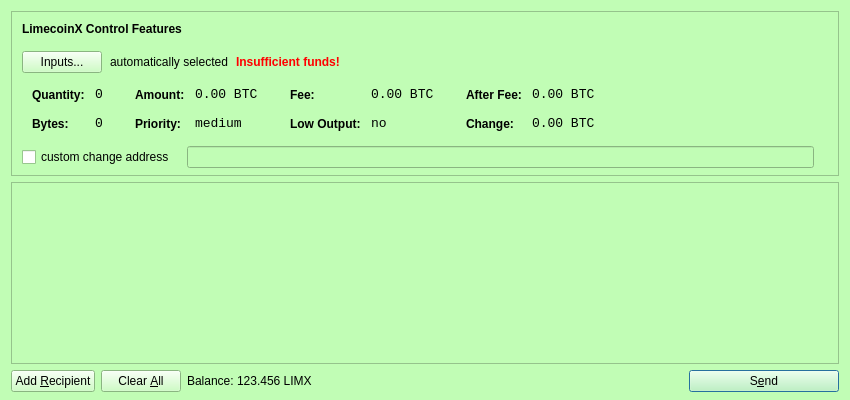
Above: src/qt/forms/sendcoinsdialog.ui from IParn/LimecoinX before the change. Below: the same form after it.
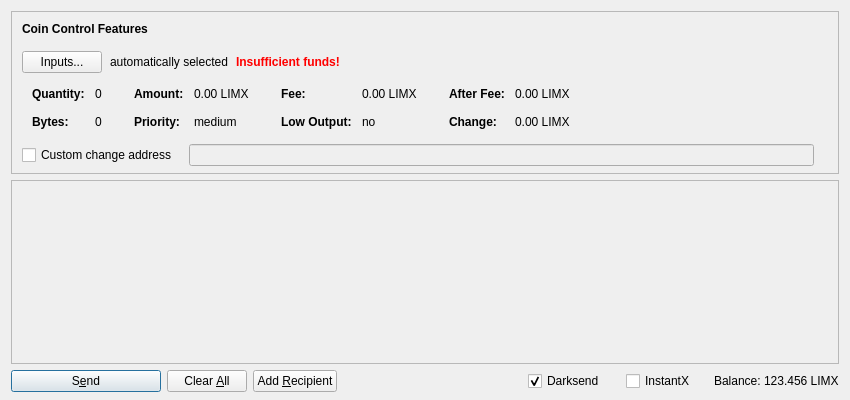
That is the form after the change. Icons and pictures are not drawn. Custom widgets are drawn as their Qt base class.

Patch:
```diff
--- a/src/qt/forms/sendcoinsdialog.ui
+++ b/src/qt/forms/sendcoinsdialog.ui
@@ -10,421 +10,6 @@
     <height>400</height>
    </rect>
   </property>
-  <property name="palette">
-   <palette>
-    <active>
-     <colorrole role="WindowText">
-      <brush brushstyle="SolidPattern">
-       <color alpha="255">
-        <red>0</red>
-        <green>0</green>
-        <blue>0</blue>
-       </color>
-      </brush>
-     </colorrole>
-     <colorrole role="Button">
-      <brush brushstyle="SolidPattern">
-       <color alpha="255">
-        <red>193</red>
-        <green>253</green>
-        <blue>181</blue>
-       </color>
-      </brush>
-     </colorrole>
-     <colorrole role="Light">
-      <brush brushstyle="SolidPattern">
-       <color alpha="255">
-        <red>255</red>
-        <green>255</green>
-        <blue>255</blue>
-       </color>
-      </brush>
-     </colorrole>
-     <colorrole role="Midlight">
-      <brush brushstyle="SolidPattern">
-       <color alpha="255">
-        <red>224</red>
-        <green>254</green>
-        <blue>218</blue>
-       </color>
-      </brush>
-     </colorrole>
-     <colorrole role="Dark">
-      <brush brushstyle="SolidPattern">
-       <color alpha="255">
-        <red>96</red>
-        <green>126</green>
-        <blue>90</blue>
-       </color>
-      </brush>
-     </colorrole>
-     <colorrole role="Mid">
-      <brush brushstyle="SolidPattern">
-       <color alpha="255">
-        <red>129</red>
-        <green>169</green>
-        <blue>121</blue>
-       </color>
-      </brush>
-     </colorrole>
-     <colorrole role="Text">
-      <brush brushstyle="SolidPattern">
-       <color alpha="255">
-        <red>0</red>
-        <green>0</green>
-        <blue>0</blue>
-       </color>
-      </brush>
-     </colorrole>
-     <colorrole role="BrightText">
-      <brush brushstyle="SolidPattern">
-       <color alpha="255">
-        <red>255</red>
-        <green>255</green>
-        <blue>255</blue>
-       </color>
-      </brush>
-     </colorrole>
-     <colorrole role="ButtonText">
-      <brush brushstyle="SolidPattern">
-       <color alpha="255">
-        <red>0</red>
-        <green>0</green>
-        <blue>0</blue>
-       </color>
-      </brush>
-     </colorrole>
-     <colorrole role="Base">
-      <brush brushstyle="SolidPattern">
-       <color alpha="255">
-        <red>255</red>
-        <green>255</green>
-        <blue>255</blue>
-       </color>
-      </brush>
-     </colorrole>
-     <colorrole role="Window">
-      <brush brushstyle="SolidPattern">
-       <color alpha="255">
-        <red>193</red>
-        <green>253</green>
-        <blue>181</blue>
-       </color>
-      </brush>
-     </colorrole>
-     <colorrole role="Shadow">
-      <brush brushstyle="SolidPattern">
-       <color alpha="255">
-        <red>0</red>
-        <green>0</green>
-        <blue>0</blue>
-       </color>
-      </brush>
-     </colorrole>
-     <colorrole role="AlternateBase">
-      <brush brushstyle="SolidPattern">
-       <color alpha="255">
-        <red>224</red>
-        <green>254</green>
-        <blue>218</blue>
-       </color>
-      </brush>
-     </colorrole>
-     <colorrole role="ToolTipBase">
-      <brush brushstyle="SolidPattern">
-       <color alpha="255">
-        <red>255</red>
-        <green>255</green>
-        <blue>220</blue>
-       </color>
-      </brush>
-     </colorrole>
-     <colorrole role="ToolTipText">
-      <brush brushstyle="SolidPattern">
-       <color alpha="255">
-        <red>0</red>
-        <green>0</green>
-        <blue>0</blue>
-       </color>
-      </brush>
-     </colorrole>
-    </active>
-    <inactive>
-     <colorrole role="WindowText">
-      <brush brushstyle="SolidPattern">
-       <color alpha="255">
-        <red>0</red>
-        <green>0</green>
-        <blue>0</blue>
-       </color>
-      </brush>
-     </colorrole>
-     <colorrole role="Button">
-      <brush brushstyle="SolidPattern">
-       <color alpha="255">
-        <red>193</red>
-        <green>253</green>
-        <blue>181</blue>
-       </color>
-      </brush>
-     </colorrole>
-     <colorrole role="Light">
-      <brush brushstyle="SolidPattern">
-       <color alpha="255">
-        <red>255</red>
-        <green>255</green>
-        <blue>255</blue>
-       </color>
-      </brush>
-     </colorrole>
-     <colorrole role="Midlight">
-      <brush brushstyle="SolidPattern">
-       <color alpha="255">
-        <red>224</red>
-        <green>254</green>
-        <blue>218</blue>
-       </color>
-      </brush>
-     </colorrole>
-     <colorrole role="Dark">
-      <brush brushstyle="SolidPattern">
-       <color alpha="255">
-        <red>96</red>
-        <green>126</green>
-        <blue>90</blue>
-       </color>
-      </brush>
-     </colorrole>
-     <colorrole role="Mid">
-      <brush brushstyle="SolidPattern">
-       <color alpha="255">
-        <red>129</red>
-        <green>169</green>
-        <blue>121</blue>
-       </color>
-      </brush>
-     </colorrole>
-     <colorrole role="Text">
-      <brush brushstyle="SolidPattern">
-       <color alpha="255">
-        <red>0</red>
-        <green>0</green>
-        <blue>0</blue>
-       </color>
-      </brush>
-     </colorrole>
-     <colorrole role="BrightText">
-      <brush brushstyle="SolidPattern">
-       <color alpha="255">
-        <red>255</red>
-        <green>255</green>
-        <blue>255</blue>
-       </color>
-      </brush>
-     </colorrole>
-     <colorrole role="ButtonText">
-      <brush brushstyle="SolidPattern">
-       <color alpha="255">
-        <red>0</red>
-        <green>0</green>
-        <blue>0</blue>
-       </color>
-      </brush>
-     </colorrole>
-     <colorrole role="Base">
-      <brush brushstyle="SolidPattern">
-       <color alpha="255">
-        <red>255</red>
-        <green>255</green>
-        <blue>255</blue>
-       </color>
-      </brush>
-     </colorrole>
-     <colorrole role="Window">
-      <brush brushstyle="SolidPattern">
-       <color alpha="255">
-        <red>193</red>
-        <green>253</green>
-        <blue>181</blue>
-       </color>
-      </brush>
-     </colorrole>
-     <colorrole role="Shadow">
-      <brush brushstyle="SolidPattern">
-       <color alpha="255">
-        <red>0</red>
-        <green>0</green>
-        <blue>0</blue>
-       </color>
-      </brush>
-     </colorrole>
-     <colorrole role="AlternateBase">
-      <brush brushstyle="SolidPattern">
-       <color alpha="255">
-        <red>224</red>
-        <green>254</green>
-        <blue>218</blue>
-       </color>
-      </brush>
-     </colorrole>
-     <colorrole role="ToolTipBase">
-      <brush brushstyle="SolidPattern">
-       <color alpha="255">
-        <red>255</red>
-        <green>255</green>
-        <blue>220</blue>
-       </color>
-      </brush>
-     </colorrole>
-     <colorrole role="ToolTipText">
-      <brush brushstyle="SolidPattern">
-       <color alpha="255">
-        <red>0</red>
-        <green>0</green>
-        <blue>0</blue>
-       </color>
-      </brush>
-     </colorrole>
-    </inactive>
-    <disabled>
-     <colorrole role="WindowText">
-      <brush brushstyle="SolidPattern">
-       <color alpha="255">
-        <red>96</red>
-        <green>126</green>
-        <blue>90</blue>
-       </color>
-      </brush>
-     </colorrole>
-     <colorrole role="Button">
-      <brush brushstyle="SolidPattern">
-       <color alpha="255">
-        <red>193</red>
-        <green>253</green>
-        <blue>181</blue>
-       </color>
-      </brush>
-     </colorrole>
-     <colorrole role="Light">
-      <brush brushstyle="SolidPattern">
-       <color alpha="255">
-        <red>255</red>
-        <green>255</green>
-        <blue>255</blue>
-       </color>
-      </brush>
-     </colorrole>
-     <colorrole role="Midlight">
-      <brush brushstyle="SolidPattern">
-       <color alpha="255">
-        <red>224</red>
-        <green>254</green>
-        <blue>218</blue>
-       </color>
-      </brush>
-     </colorrole>
-     <colorrole role="Dark">
-      <brush brushstyle="SolidPattern">
-       <color alpha="255">
-        <red>96</red>
-        <green>126</green>
-        <blue>90</blue>
-       </color>
-      </brush>
-     </colorrole>
-     <colorrole role="Mid">
-      <brush brushstyle="SolidPattern">
-       <color alpha="255">
-        <red>129</red>
-        <green>169</green>
-        <blue>121</blue>
-       </color>
-      </brush>
-     </colorrole>
-     <colorrole role="Text">
-      <brush brushstyle="SolidPattern">
-       <color alpha="255">
-        <red>96</red>
-        <green>126</green>
-        <blue>90</blue>
-       </color>
-      </brush>
-     </colorrole>
-     <colorrole role="BrightText">
-      <brush brushstyle="SolidPattern">
-       <color alpha="255">
-        <red>255</red>
-        <green>255</green>
-        <blue>255</blue>
-       </color>
-      </brush>
-     </colorrole>
-     <colorrole role="ButtonText">
-      <brush brushstyle="SolidPattern">
-       <color alpha="255">
-        <red>96</red>
-        <green>126</green>
-        <blue>90</blue>
-       </color>
-      </brush>
-     </colorrole>
-     <colorrole role="Base">
-      <brush brushstyle="SolidPattern">
-       <color alpha="255">
-        <red>193</red>
-        <green>253</green>
-        <blue>181</blue>
-       </color>
-      </brush>
-     </colorrole>
-     <colorrole role="Window">
-      <brush brushstyle="SolidPattern">
-       <color alpha="255">
-        <red>193</red>
-        <green>253</green>
-        <blue>181</blue>
-       </color>
-      </brush>
-     </colorrole>
-     <colorrole role="Shadow">
-      <brush brushstyle="SolidPattern">
-       <color alpha="255">
-        <red>0</red>
-        <green>0</green>
-        <blue>0</blue>
-       </color>
-      </brush>
-     </colorrole>
-     <colorrole role="AlternateBase">
-      <brush brushstyle="SolidPattern">
-       <color alpha="255">
-        <red>193</red>
-        <green>253</green>
-        <blue>181</blue>
-       </color>
-      </brush>
-     </colorrole>
-     <colorrole role="ToolTipBase">
-      <brush brushstyle="SolidPattern">
-       <color alpha="255">
-        <red>255</red>
-        <green>255</green>
-        <blue>220</blue>
-       </color>
-      </brush>
-     </colorrole>
-     <colorrole role="ToolTipText">
-      <brush brushstyle="SolidPattern">
-       <color alpha="255">
-        <red>0</red>
-        <green>0</green>
-        <blue>0</blue>
-       </color>
-      </brush>
-     </colorrole>
-    </disabled>
-   </palette>
-  </property>
   <property name="windowTitle">
    <string>Send Coins</string>
   </property>
@@ -454,7 +39,7 @@
      </property>
      <layout class="QVBoxLayout" name="verticalLayoutCoinControl2">
       <property name="spacing">
-       <number>6</number>
+       <number>0</number>
       </property>
       <property name="leftMargin">
        <number>0</number>
@@ -502,7 +87,7 @@
              <string notr="true">font-weight:bold;</string>
             </property>
             <property name="text">
-             <string>LimecoinX Control Features</string>
+             <string>Coin Control Features</string>
             </property>
            </widget>
           </item>
@@ -630,8 +215,11 @@
                </property>
                <item row="0" column="0">
                 <widget class="QLabel" name="labelCoinControlQuantityText">
-                 <property name="styleSheet">
-                  <string notr="true">font-weight:bold;</string>
+                 <property name="font">
+                  <font>
+                   <weight>75</weight>
+                   <bold>true</bold>
+                  </font>
                  </property>
                  <property name="text">
                   <string>Quantity:</string>
@@ -643,12 +231,6 @@
                </item>
                <item row="0" column="1">
                 <widget class="QLabel" name="labelCoinControlQuantity">
-                 <property name="font">
-                  <font>
-                   <family>Monospace</family>
-                   <pointsize>10</pointsize>
-                  </font>
-                 </property>
                  <property name="cursor">
                   <cursorShape>IBeamCursor</cursorShape>
                  </property>
@@ -668,8 +250,11 @@
                </item>
                <item row="1" column="0">
                 <widget class="QLabel" name="labelCoinControlBytesText">
-                 <property name="styleSheet">
-                  <string notr="true">font-weight:bold;</string>
+                 <property name="font">
+                  <font>
+                   <weight>75</weight>
+                   <bold>true</bold>
+                  </font>
                  </property>
                  <property name="text">
                   <string>Bytes:</string>
@@ -678,12 +263,6 @@
                </item>
                <item row="1" column="1">
                 <widget class="QLabel" name="labelCoinControlBytes">
-                 <property name="font">
-                  <font>
-                   <family>Monospace</family>
-                   <pointsize>10</pointsize>
-                  </font>
-                 </property>
                  <property name="cursor">
                   <cursorShape>IBeamCursor</cursorShape>
                  </property>
@@ -719,8 +298,11 @@
                </property>
                <item row="0" column="0">
                 <widget class="QLabel" name="labelCoinControlAmountText">
-                 <property name="styleSheet">
-                  <string notr="true">font-weight:bold;</string>
+                 <property name="font">
+                  <font>
+                   <weight>75</weight>
+                   <bold>true</bold>
+                  </font>
                  </property>
                  <property name="text">
                   <string>Amount:</string>
@@ -732,12 +314,6 @@
                </item>
                <item row="0" column="1">
                 <widget class="QLabel" name="labelCoinControlAmount">
-                 <property name="font">
-                  <font>
-                   <family>Monospace</family>
-                   <pointsize>10</pointsize>
-                  </font>
-                 </property>
                  <property name="cursor">
                   <cursorShape>IBeamCursor</cursorShape>
                  </property>
@@ -745,7 +321,7 @@
                   <enum>Qt::ActionsContextMenu</enum>
                  </property>
                  <property name="text">
-                  <string notr="true">0.00 BTC</string>
+                  <string notr="true">0.00 LIMX</string>
                  </property>
                  <property name="textInteractionFlags">
                   <set>Qt::LinksAccessibleByMouse|Qt::TextSelectableByKeyboard|Qt::TextSelectableByMouse</set>
@@ -754,8 +330,11 @@
                </item>
                <item row="1" column="0">
                 <widget class="QLabel" name="labelCoinControlPriorityText">
-                 <property name="styleSheet">
-                  <string notr="true">font-weight:bold;</string>
+                 <property name="font">
+                  <font>
+                   <weight>75</weight>
+                   <bold>true</bold>
+                  </font>
                  </property>
                  <property name="text">
                   <string>Priority:</string>
@@ -764,12 +343,6 @@
                </item>
                <item row="1" column="1">
                 <widget class="QLabel" name="labelCoinControlPriority">
-                 <property name="font">
-                  <font>
-                   <family>Monospace</family>
-                   <pointsize>10</pointsize>
-                  </font>
-                 </property>
                  <property name="cursor">
                   <cursorShape>IBeamCursor</cursorShape>
                  </property>
@@ -805,8 +378,11 @@
                </property>
                <item row="0" column="0">
                 <widget class="QLabel" name="labelCoinControlFeeText">
-                 <property name="styleSheet">
-                  <string notr="true">font-weight:bold;</string>
+                 <property name="font">
+                  <font>
+                   <weight>75</weight>
+                   <bold>true</bold>
+                  </font>
                  </property>
                  <property name="text">
                   <string>Fee:</string>
@@ -818,12 +394,6 @@
                </item>
                <item row="0" column="1">
                 <widget class="QLabel" name="labelCoinControlFee">
-                 <property name="font">
-                  <font>
-                   <family>Monospace</family>
-                   <pointsize>10</pointsize>
-                  </font>
-                 </property>
                  <property name="cursor">
                   <cursorShape>IBeamCursor</cursorShape>
                  </property>
@@ -831,7 +401,7 @@
                   <enum>Qt::ActionsContextMenu</enum>
                  </property>
                  <property name="text">
-                  <string notr="true">0.00 BTC</string>
+                  <string notr="true">0.00 LIMX</string>
                  </property>
                  <property name="textInteractionFlags">
                   <set>Qt::LinksAccessibleByMouse|Qt::TextSelectableByKeyboard|Qt::TextSelectableByMouse</set>
@@ -840,8 +410,11 @@
                </item>
                <item row="1" column="0">
                 <widget class="QLabel" name="labelCoinControlLowOutputText">
-                 <property name="styleSheet">
-                  <string notr="true">font-weight:bold;</string>
+                 <property name="font">
+                  <font>
+                   <weight>75</weight>
+                   <bold>true</bold>
+                  </font>
                  </property>
                  <property name="text">
                   <string>Low Output:</string>
@@ -850,12 +423,6 @@
                </item>
                <item row="1" column="1">
                 <widget class="QLabel" name="labelCoinControlLowOutput">
-                 <property name="font">
-                  <font>
-                   <family>Monospace</family>
-                   <pointsize>10</pointsize>
-                  </font>
-                 </property>
                  <property name="cursor">
                   <cursorShape>IBeamCursor</cursorShape>
                  </property>
@@ -891,8 +458,11 @@
                </property>
                <item row="0" column="0">
                 <widget class="QLabel" name="labelCoinControlAfterFeeText">
-                 <property name="styleSheet">
-                  <string notr="true">font-weight:bold;</string>
+                 <property name="font">
+                  <font>
+                   <weight>75</weight>
+                   <bold>true</bold>
+                  </font>
                  </property>
                  <property name="text">
                   <string>After Fee:</string>
@@ -904,12 +474,6 @@
                </item>
                <item row="0" column="1">
                 <widget class="QLabel" name="labelCoinControlAfterFee">
-                 <property name="font">
-                  <font>
-                   <family>Monospace</family>
-                   <pointsize>10</pointsize>
-                  </font>
-                 </property>
                  <property name="cursor">
                   <cursorShape>IBeamCursor</cursorShape>
                  </property>
@@ -917,7 +481,7 @@
                   <enum>Qt::ActionsContextMenu</enum>
                  </property>
                  <property name="text">
-                  <string notr="true">0.00 BTC</string>
+                  <string notr="true">0.00 LIMX</string>
                  </property>
                  <property name="textInteractionFlags">
                   <set>Qt::LinksAccessibleByMouse|Qt::TextSelectableByKeyboard|Qt::TextSelectableByMouse</set>
@@ -926,8 +490,11 @@
                </item>
                <item row="1" column="0">
                 <widget class="QLabel" name="labelCoinControlChangeText">
-                 <property name="styleSheet">
-                  <string notr="true">font-weight:bold;</string>
+                 <property name="font">
+                  <font>
+                   <weight>75</weight>
+                   <bold>true</bold>
+                  </font>
                  </property>
                  <property name="text">
                   <string>Change:</string>
@@ -936,12 +503,6 @@
                </item>
                <item row="1" column="1">
                 <widget class="QLabel" name="labelCoinControlChange">
-                 <property name="font">
-                  <font>
-                   <family>Monospace</family>
-                   <pointsize>10</pointsize>
-                  </font>
-                 </property>
                  <property name="cursor">
                   <cursorShape>IBeamCursor</cursorShape>
                  </property>
@@ -949,7 +510,7 @@
                   <enum>Qt::ActionsContextMenu</enum>
                  </property>
                  <property name="text">
-                  <string notr="true">0.00 BTC</string>
+                  <string notr="true">0.00 LIMX</string>
                  </property>
                  <property name="textInteractionFlags">
                   <set>Qt::LinksAccessibleByMouse|Qt::TextSelectableByKeyboard|Qt::TextSelectableByMouse</set>
@@ -980,7 +541,7 @@
           <item>
            <widget class="QCheckBox" name="checkBoxCoinControlChange">
             <property name="text">
-             <string>custom change address</string>
+             <string>Custom change address</string>
             </property>
            </widget>
           </item>
@@ -1049,11 +610,11 @@
        <rect>
         <x>0</x>
         <y>0</y>
-        <width>828</width>
-        <height>162</height>
+        <width>824</width>
+        <height>138</height>
        </rect>
       </property>
-      <layout class="QVBoxLayout" name="verticalLayout_2">
+      <layout class="QVBoxLayout" name="verticalLayout_2" stretch="0,1">
        <property name="leftMargin">
         <number>0</number>
        </property>
@@ -1093,19 +654,25 @@
    <item>
     <layout class="QHBoxLayout" name="horizontalLayout">
      <item>
-      <widget class="QPushButton" name="addButton">
+      <widget class="QPushButton" name="sendButton">
+       <property name="minimumSize">
+        <size>
+         <width>150</width>
+         <height>0</height>
+        </size>
+       </property>
        <property name="toolTip">
         <string>Send to multiple recipients at once</string>
        </property>
        <property name="text">
-        <string>Add &amp;Recipient</string>
+        <string>S&amp;end</string>
        </property>
        <property name="icon">
         <iconset resource="../bitcoin.qrc">
          <normaloff>:/icons/add</normaloff>:/icons/add</iconset>
        </property>
-       <property name="autoDefault">
-        <bool>false</bool>
+       <property name="default">
+        <bool>true</bool>
        </property>
       </widget>
      </item>
@@ -1135,11 +702,73 @@
        </property>
       </widget>
      </item>
+     <item>
+      <widget class="QPushButton" name="addButton">
+       <property name="toolTip">
+        <string>Send to multiple recipients at once</string>
+       </property>
+       <property name="text">
+        <string>Add &amp;Recipient</string>
+       </property>
+       <property name="icon">
+        <iconset resource="../limecoinx.qrc">
+         <normaloff>:/icons/add</normaloff>:/icons/add</iconset>
+       </property>
+       <property name="autoDefault">
+        <bool>false</bool>
+       </property>
+      </widget>
+     </item>
+     <item>
+      <spacer name="horizontalSpacer">
+       <property name="orientation">
+        <enum>Qt::Horizontal</enum>
+       </property>
+       <property name="sizeHint" stdset="0">
+        <size>
+         <width>40</width>
+         <height>20</height>
+        </size>
+       </property>
+      </spacer>
+     </item>
      <item>
       <layout class="QHBoxLayout" name="horizontalLayout_2">
        <property name="spacing">
         <number>3</number>
        </property>
+       <item>
+        <widget class="QCheckBox" name="checkUseDarksend">
+         <property name="minimumSize">
+          <size>
+           <width>95</width>
+           <height>0</height>
+          </size>
+         </property>
+         <property name="text">
+          <string>Darksend</string>
+         </property>
+         <property name="checked">
+          <bool>true</bool>
+         </property>
+        </widget>
+       </item>
+       <item>
+        <widget class="QCheckBox" name="checkInstantX">
+         <property name="enabled">
+          <bool>true</bool>
+         </property>
+         <property name="minimumSize">
+          <size>
+           <width>85</width>
+           <height>0</height>
+          </size>
+         </property>
+         <property name="text">
+          <string>InstantX</string>
+         </property>
+        </widget>
+       </item>
        <item>
         <widget class="QLabel" name="label">
          <property name="text">
@@ -1149,6 +778,12 @@
        </item>
        <item>
         <widget class="QLabel" name="labelBalance">
+         <property name="sizePolicy">
+          <sizepolicy hsizetype="Preferred" vsizetype="Fixed">
+           <horstretch>0</horstretch>
+           <verstretch>0</verstretch>
+          </sizepolicy>
+         </property>
          <property name="cursor">
           <cursorShape>IBeamCursor</cursorShape>
          </property>
@@ -1162,46 +797,17 @@
        </item>
       </layout>
      </item>
-     <item>
-      <spacer name="horizontalSpacer">
-       <property name="orientation">
-        <enum>Qt::Horizontal</enum>
-       </property>
-       <property name="sizeHint" stdset="0">
-        <size>
-         <width>40</width>
-         <height>20</height>
-        </size>
-       </property>
-      </spacer>
-     </item>
-     <item>
-      <widget class="QPushButton" name="sendButton">
-       <property name="minimumSize">
-        <size>
-         <width>150</width>
-         <height>0</height>
-        </size>
-       </property>
-       <property name="toolTip">
-        <string>Confirm the send action</string>
-       </property>
-       <property name="text">
-        <string>S&amp;end</string>
-       </property>
-       <property name="icon">
-        <iconset resource="../bitcoin.qrc">
-         <normaloff>:/icons/send</normaloff>:/icons/send</iconset>
-       </property>
-       <property name="default">
-        <bool>true</bool>
-       </property>
-      </widget>
-     </item>
     </layout>
    </item>
   </layout>
  </widget>
+ <customwidgets>
+  <customwidget>
+   <class>QValidatedLineEdit</class>
+   <extends>QLineEdit</extends>
+   <header>qvalidatedlineedit.h</header>
+  </customwidget>
+ </customwidgets>
  <resources>
   <include location="../bitcoin.qrc"/>
  </resources>
```
Left out of the diff: 19 changed lines with no effect on the pictures.
